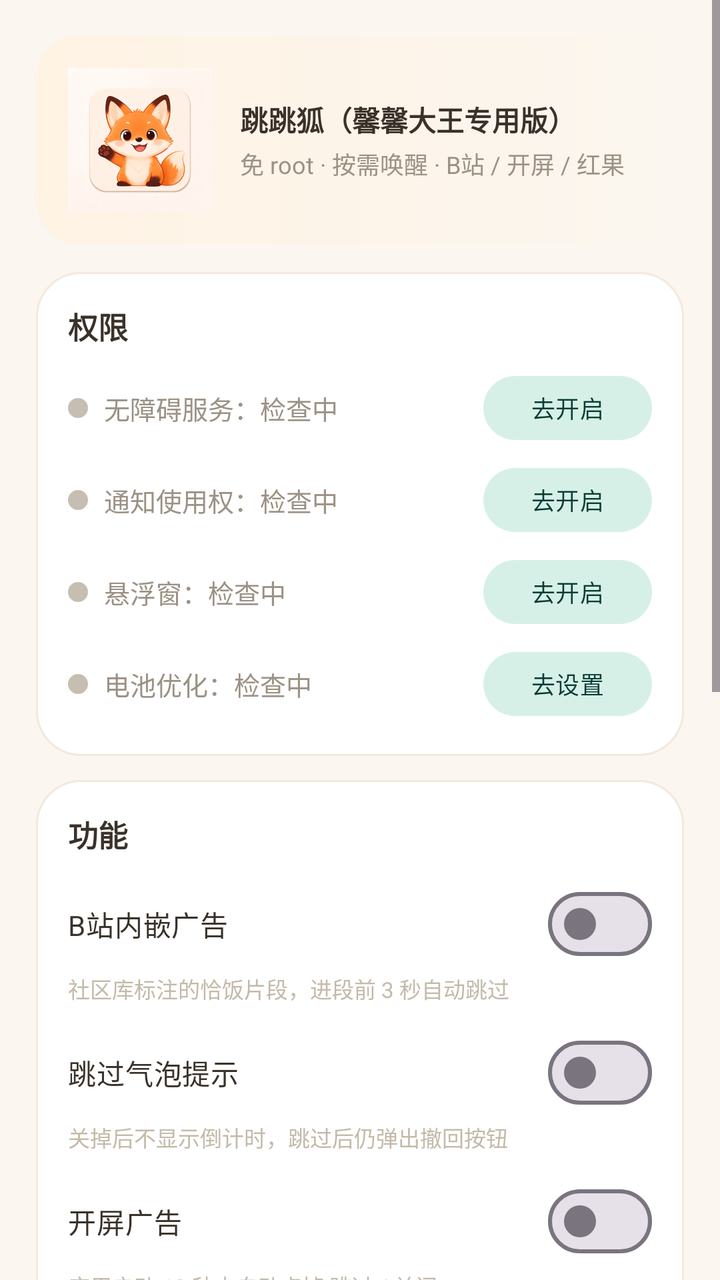
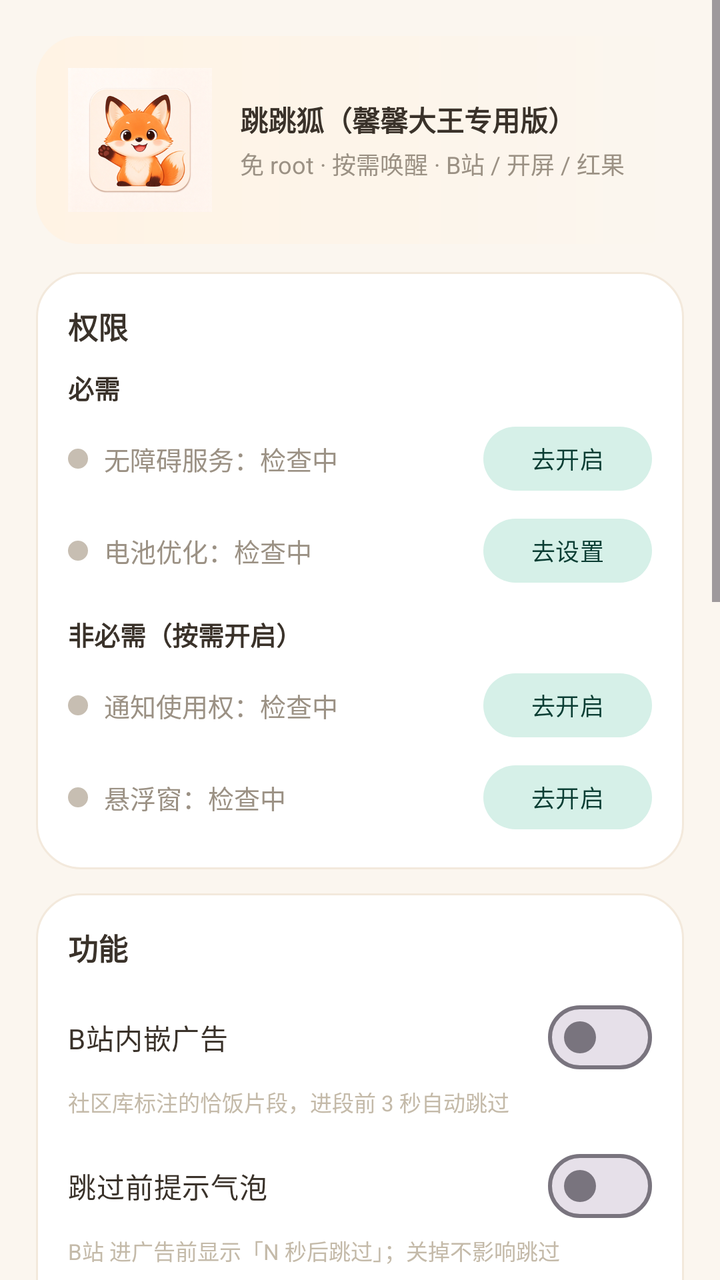

Before-and-after screenshots of an Android layout around one commit, followed by the original layout XML and the change that was made.
<!-- AndroidManifest.xml: application theme Theme.HongGuoAdSkipper -->
<!-- res/layout/activity_main.xml -->
<?xml version="1.0" encoding="utf-8"?>
<ScrollView xmlns:android="http://schemas.android.com/apk/res/android"
    android:layout_width="match_parent"
    android:layout_height="match_parent"
    android:background="@color/bg"
    android:fillViewport="true">

    <LinearLayout
        android:layout_width="match_parent"
        android:layout_height="wrap_content"
        android:orientation="vertical"
        android:padding="18dp">

        
        <LinearLayout
            android:layout_width="match_parent"
            android:layout_height="wrap_content"
            android:background="@drawable/hero_bg"
            android:gravity="center_vertical"
            android:orientation="horizontal"
            android:padding="16dp">

            <ImageView
                android:layout_width="72dp"
                android:layout_height="72dp"
                android:contentDescription="@string/app_name"
                android:src="@mipmap/ic_launcher_foreground" />

            <LinearLayout
                android:layout_width="0dp"
                android:layout_height="wrap_content"
                android:layout_marginStart="14dp"
                android:layout_weight="1"
                android:orientation="vertical">

                
                <TextView
                    android:layout_width="wrap_content"
                    android:layout_height="wrap_content"
                    android:autoSizeMaxTextSize="20sp"
                    android:autoSizeMinTextSize="13sp"
                    android:autoSizeTextType="uniform"
                    android:maxLines="1"
                    android:text="@string/app_title"
                    android:textColor="@color/text_primary"
                    android:textStyle="bold" />

                <TextView
                    android:layout_width="wrap_content"
                    android:layout_height="wrap_content"
                    android:layout_marginTop="3dp"
                    android:text="免 root · 按需唤醒 · B站 / 开屏 / 红果"
                    android:textColor="@color/text_secondary"
                    android:textSize="12sp" />
            </LinearLayout>
        </LinearLayout>

        
        <LinearLayout
            android:layout_width="match_parent"
            android:layout_height="wrap_content"
            android:layout_marginTop="14dp"
            android:background="@drawable/card_bg"
            android:orientation="vertical"
            android:padding="16dp">

            <TextView
                android:layout_width="wrap_content"
                android:layout_height="wrap_content"
                android:text="权限"
                android:textColor="@color/text_primary"
                android:textSize="15sp"
                android:textStyle="bold" />

            <LinearLayout
                android:layout_width="match_parent"
                android:layout_height="wrap_content"
                android:layout_marginTop="10dp"
                android:gravity="center_vertical"
                android:orientation="horizontal">

                <View
                    android:id="@+id/dot_a11y"
                    android:layout_width="10dp"
                    android:layout_height="10dp"
                    android:layout_marginEnd="8dp"
                    android:background="@drawable/dot_gray" />

                <TextView
                    android:id="@+id/tv_a11y_status"
                    android:layout_width="0dp"
                    android:layout_height="wrap_content"
                    android:layout_weight="1"
                    android:text="无障碍服务：检查中"
                    android:textColor="@color/text_secondary"
                    android:textSize="13sp" />

                <com.google.android.material.button.MaterialButton
                    android:id="@+id/btn_a11y"
                    style="@style/Widget.Material3.Button.TonalButton"
                    android:layout_width="wrap_content"
                    android:layout_height="40dp"
                    android:minWidth="0dp"
                    android:text="去开启"
                    android:textSize="12sp" />
            </LinearLayout>

            <LinearLayout
                android:layout_width="match_parent"
                android:layout_height="wrap_content"
                android:layout_marginTop="6dp"
                android:gravity="center_vertical"
                android:orientation="horizontal">

                <View
                    android:id="@+id/dot_nls"
                    android:layout_width="10dp"
                    android:layout_height="10dp"
                    android:layout_marginEnd="8dp"
                    android:background="@drawable/dot_gray" />

                <TextView
                    android:id="@+id/tv_nls_status"
                    android:layout_width="0dp"
                    android:layout_height="wrap_content"
                    android:layout_weight="1"
                    android:text="通知使用权：检查中"
                    android:textColor="@color/text_secondary"
                    android:textSize="13sp" />

                <com.google.android.material.button.MaterialButton
                    android:id="@+id/btn_nls"
                    style="@style/Widget.Material3.Button.TonalButton"
                    android:layout_width="wrap_content"
                    android:layout_height="40dp"
                    android:minWidth="0dp"
                    android:text="去开启"
                    android:textSize="12sp" />
            </LinearLayout>

            <LinearLayout
                android:layout_width="match_parent"
                android:layout_height="wrap_content"
                android:layout_marginTop="6dp"
                android:gravity="center_vertical"
                android:orientation="horizontal">

                <View
                    android:id="@+id/dot_overlay"
                    android:layout_width="10dp"
                    android:layout_height="10dp"
                    android:layout_marginEnd="8dp"
                    android:background="@drawable/dot_gray" />

                <TextView
                    android:id="@+id/tv_overlay_status"
                    android:layout_width="0dp"
                    android:layout_height="wrap_content"
                    android:layout_weight="1"
                    android:text="悬浮窗：检查中"
                    android:textColor="@color/text_secondary"
                    android:textSize="13sp" />

                <com.google.android.material.button.MaterialButton
                    android:id="@+id/btn_overlay"
                    style="@style/Widget.Material3.Button.TonalButton"
                    android:layout_width="wrap_content"
                    android:layout_height="40dp"
                    android:minWidth="0dp"
                    android:text="去开启"
                    android:textSize="12sp" />
            </LinearLayout>

            <LinearLayout
                android:layout_width="match_parent"
                android:layout_height="wrap_content"
                android:layout_marginTop="6dp"
                android:gravity="center_vertical"
                android:orientation="horizontal">

                <View
                    android:id="@+id/dot_battery"
                    android:layout_width="10dp"
                    android:layout_height="10dp"
                    android:layout_marginEnd="8dp"
                    android:background="@drawable/dot_gray" />

                <TextView
                    android:id="@+id/tv_battery_status"
                    android:layout_width="0dp"
                    android:layout_height="wrap_content"
                    android:layout_weight="1"
                    android:text="电池优化：检查中"
                    android:textColor="@color/text_secondary"
                    android:textSize="13sp" />

                <com.google.android.material.button.MaterialButton
                    android:id="@+id/btn_battery"
                    style="@style/Widget.Material3.Button.TonalButton"
                    android:layout_width="wrap_content"
                    android:layout_height="40dp"
                    android:minWidth="0dp"
                    android:text="去设置"
                    android:textSize="12sp" />
            </LinearLayout>
        </LinearLayout>

        
        <LinearLayout
            android:layout_width="match_parent"
            android:layout_height="wrap_content"
            android:layout_marginTop="12dp"
            android:background="@drawable/card_bg"
            android:orientation="vertical"
            android:padding="16dp">

            <TextView
                android:layout_width="wrap_content"
                android:layout_height="wrap_content"
                android:text="功能"
                android:textColor="@color/text_primary"
                android:textSize="15sp"
                android:textStyle="bold" />

            <com.google.android.material.materialswitch.MaterialSwitch
                android:id="@+id/sw_bili"
                android:layout_width="match_parent"
                android:layout_height="wrap_content"
                android:layout_marginTop="10dp"
                android:text="B站内嵌广告"
                android:textColor="@color/text_primary"
                android:textSize="14sp" />

            <TextView
                android:layout_width="wrap_content"
                android:layout_height="wrap_content"
                android:text="社区库标注的恰饭片段，进段前 3 秒自动跳过"
                android:textColor="@color/text_hint"
                android:textSize="11sp" />

            <com.google.android.material.materialswitch.MaterialSwitch
                android:id="@+id/sw_bubble"
                android:layout_width="match_parent"
                android:layout_height="wrap_content"
                android:layout_marginTop="10dp"
                android:text="跳过气泡提示"
                android:textColor="@color/text_primary"
                android:textSize="14sp" />

            <TextView
                android:layout_width="wrap_content"
                android:layout_height="wrap_content"
                android:text="关掉后不显示倒计时，跳过后仍弹出撤回按钮"
                android:textColor="@color/text_hint"
                android:textSize="11sp" />

            <com.google.android.material.materialswitch.MaterialSwitch
                android:id="@+id/sw_splash"
                android:layout_width="match_parent"
                android:layout_height="wrap_content"
                android:layout_marginTop="10dp"
                android:text="开屏广告"
                android:textColor="@color/text_primary"
                android:textSize="14sp" />

            <TextView
                android:layout_width="wrap_content"
                android:layout_height="wrap_content"
                android:text="应用启动 10 秒内自动点掉 跳过 / 关闭"
                android:textColor="@color/text_hint"
                android:textSize="11sp" />

            <com.google.android.material.materialswitch.MaterialSwitch
                android:id="@+id/sw_hongguo"
                android:layout_width="match_parent"
                android:layout_height="wrap_content"
                android:layout_marginTop="10dp"
                android:text="红果 / 抖音 信息流广告"
                android:textColor="@color/text_primary"
                android:textSize="14sp" />

            <TextView
                android:layout_width="wrap_content"
                android:layout_height="wrap_content"
                android:text="红果短剧、抖音信息流检测到「广告」标识时自动上滑"
                android:textColor="@color/text_hint"
                android:textSize="11sp" />

            <View
                android:layout_width="match_parent"
                android:layout_height="1dp"
                android:layout_marginTop="12dp"
                android:background="@color/bg_card_stroke" />

            <TextView
                android:id="@+id/tv_perf_label"
                android:layout_width="wrap_content"
                android:layout_height="wrap_content"
                android:layout_marginTop="12dp"
                android:text="检测节奏：跳广告速度 ⟷ 省电"
                android:textColor="@color/text_primary"
                android:textSize="14sp" />

            <TextView
                android:id="@+id/tv_perf_hint"
                android:layout_width="wrap_content"
                android:layout_height="wrap_content"
                android:text="拉向左边更省电；拉向右边响应更快"
                android:textColor="@color/text_hint"
                android:textSize="11sp" />

            <SeekBar
                android:id="@+id/sb_perf"
                android:layout_width="match_parent"
                android:layout_height="wrap_content"
                android:layout_marginTop="4dp"
                android:max="100" />
        </LinearLayout>

        
        <LinearLayout
            android:layout_width="match_parent"
            android:layout_height="wrap_content"
            android:layout_marginTop="12dp"
            android:background="@drawable/card_bg"
            android:orientation="vertical"
            android:padding="16dp">

            <TextView
                android:layout_width="wrap_content"
                android:layout_height="wrap_content"
                android:text="运行状态"
                android:textColor="@color/text_primary"
                android:textSize="15sp"
                android:textStyle="bold" />

            <TextView
                android:id="@+id/tv_bili_state"
                android:layout_width="match_parent"
                android:layout_height="wrap_content"
                android:layout_marginTop="8dp"
                android:lineSpacingExtra="2dp"
                android:text="B站：未在播放"
                android:textColor="@color/text_secondary"
                android:textSize="12sp" />

            <TextView
                android:id="@+id/tv_stats"
                android:layout_width="match_parent"
                android:layout_height="wrap_content"
                android:layout_marginTop="6dp"
                android:lineSpacingExtra="2dp"
                android:text="累计跳过：0"
                android:textColor="@color/text_secondary"
                android:textSize="12sp" />

            <TextView
                android:id="@+id/tv_power"
                android:layout_width="match_parent"
                android:layout_height="wrap_content"
                android:layout_marginTop="6dp"
                android:text="省电：只有 B站/红果/抖音在前台才读取界面；App 启动后 10 秒内检测开屏，其余时间休眠"
                android:textColor="@color/text_hint"
                android:textSize="11sp" />
        </LinearLayout>

        
        <LinearLayout
            android:layout_width="match_parent"
            android:layout_height="wrap_content"
            android:layout_marginTop="12dp"
            android:background="@drawable/card_bg"
            android:orientation="vertical"
            android:padding="16dp">

            <LinearLayout
                android:layout_width="match_parent"
                android:layout_height="wrap_content"
                android:gravity="center_vertical"
                android:orientation="horizontal">

                <TextView
                    android:layout_width="0dp"
                    android:layout_height="wrap_content"
                    android:layout_weight="1"
                    android:text="日志"
                    android:textColor="@color/text_primary"
                    android:textSize="15sp"
                    android:textStyle="bold" />

                <com.google.android.material.button.MaterialButton
                    android:id="@+id/btn_clear_log"
                    style="@style/Widget.Material3.Button.TextButton"
                    android:layout_width="wrap_content"
                    android:layout_height="36dp"
                    android:minWidth="0dp"
                    android:text="清空"
                    android:textSize="12sp" />
            </LinearLayout>

            <TextView
                android:id="@+id/tv_log"
                android:layout_width="match_parent"
                android:layout_height="wrap_content"
                android:layout_marginTop="4dp"
                android:fontFamily="monospace"
                android:lineSpacingExtra="2dp"
                android:text="等待事件…"
                android:textColor="@color/text_secondary"
                android:textSize="11sp" />
        </LinearLayout>

        
        <LinearLayout
            android:layout_width="match_parent"
            android:layout_height="wrap_content"
            android:layout_marginTop="14dp"
            android:orientation="horizontal">

            <com.google.android.material.button.MaterialButton
                android:id="@+id/btn_open_bili"
                android:layout_width="0dp"
                android:layout_height="48dp"
                android:layout_marginEnd="6dp"
                android:layout_weight="1"
                android:text="打开 B站" />

            <com.google.android.material.button.MaterialButton
                android:id="@+id/btn_open_hongguo"
                android:layout_width="0dp"
                android:layout_height="48dp"
                android:layout_marginStart="6dp"
                android:layout_weight="1"
                android:text="打开红果" />
        </LinearLayout>

        <TextView
            android:id="@+id/tv_version"
            android:layout_width="match_parent"
            android:layout_height="wrap_content"
            android:layout_marginTop="10dp"
            android:gravity="center"
            android:textColor="@color/text_hint"
            android:textSize="11sp" />
    </LinearLayout>
</ScrollView>
<!-- resources referenced by this layout -->
<resources>
  <color name="bg">#FFFBF6EF</color>
  <color name="bg_card_stroke">#FFF3E9DC</color>
  <color name="text_hint">#FFC4BAA9</color>
  <color name="text_primary">#FF3A322A</color>
  <color name="text_secondary">#FF9B9184</color>
  <!-- drawable card_bg (drawable) -->
  <?xml version="1.0" encoding="utf-8"?>
  <shape xmlns:android="http://schemas.android.com/apk/res/android"
      android:shape="rectangle">
      <solid android:color="@color/bg_card" />
      <corners android:radius="22dp" />
      <stroke
          android:width="1dp"
          android:color="@color/bg_card_stroke" />
  </shape>
  <!-- drawable dot_gray (drawable) -->
  <?xml version="1.0" encoding="utf-8"?>
  <shape xmlns:android="http://schemas.android.com/apk/res/android"
      android:shape="oval">
      <solid android:color="@color/dot_gray" />
      <size
          android:width="10dp"
          android:height="10dp" />
  </shape>
  <!-- drawable hero_bg (drawable) -->
  <?xml version="1.0" encoding="utf-8"?>
  <shape xmlns:android="http://schemas.android.com/apk/res/android"
      android:shape="rectangle">
      <gradient
          android:angle="0"
          android:startColor="@color/bg_hero_start"
          android:endColor="@color/bg_hero_end" />
      <corners android:radius="22dp" />
  </shape>
  <!-- mipmap ic_launcher_foreground: png bitmap (mipmap-hdpi, 34470 bytes) -->
  <string name="app_name">跳跳狐</string>
  <string name="app_title">跳跳狐（馨馨大王专用版）</string>
  <style name="Theme.HongGuoAdSkipper" parent="Theme.Material3.Light.NoActionBar">
          <item name="colorPrimary">@color/primary</item>
          <item name="colorPrimaryVariant">@color/primary_variant</item>
          <item name="colorSecondary">@color/accent</item>
          <item name="colorSecondaryVariant">@color/accent_variant</item>
          
          <item name="colorPrimaryContainer">#FFE8D5</item>
          <item name="colorOnPrimaryContainer">#6B3A0A</item>
          <item name="colorSecondaryContainer">#D6F0E8</item>
          <item name="colorOnSecondaryContainer">#0A3D33</item>
          <item name="colorOnPrimary">#FFFFFFFF</item>
          <item name="colorOnSecondary">#FFFFFFFF</item>
          <item name="android:colorBackground">@color/bg</item>
          <item name="android:statusBarColor">@color/bg</item>
          <item name="android:windowLightStatusBar">true</item>
      </style>
  <color name="bg_card">#FFFFFFFF</color>
  <color name="dot_gray">#FFC7BEB2</color>
  <color name="bg_hero_start">#FFFFF3E4</color>
  <color name="bg_hero_end">#FFFBF6EF</color>
  <color name="primary">#FFF97316</color>
  <color name="primary_variant">#FFE26410</color>
  <color name="accent">#FF22A98F</color>
  <color name="accent_variant">#FF1B8F79</color>
</resources>

<!-- the commit's change to res/layout/activity_main.xml (unified diff, before → after) -->
@@ -72,10 +72,19 @@
                 android:textSize="15sp"
                 android:textStyle="bold" />
 
-            <LinearLayout
-                android:layout_width="match_parent"
+            <TextView
+                android:layout_width="wrap_content"
                 android:layout_height="wrap_content"
                 android:layout_marginTop="10dp"
+                android:text="必需"
+                android:textColor="@color/text_primary"
+                android:textSize="13sp"
+                android:textStyle="bold" />
+
+            <LinearLayout
+                android:layout_width="match_parent"
+                android:layout_height="wrap_content"
+                android:layout_marginTop="6dp"
                 android:gravity="center_vertical"
                 android:orientation="horizontal">
 
@@ -113,6 +122,48 @@
                 android:orientation="horizontal">
 
                 <View
+                    android:id="@+id/dot_battery"
+                    android:layout_width="10dp"
+                    android:layout_height="10dp"
+                    android:layout_marginEnd="8dp"
+                    android:background="@drawable/dot_gray" />
+
+                <TextView
+                    android:id="@+id/tv_battery_status"
+                    android:layout_width="0dp"
+                    android:layout_height="wrap_content"
+                    android:layout_weight="1"
+                    android:text="电池优化：检查中"
+                    android:textColor="@color/text_secondary"
+                    android:textSize="13sp" />
+
+                <com.google.android.material.button.MaterialButton
+                    android:id="@+id/btn_battery"
+                    style="@style/Widget.Material3.Button.TonalButton"
+                    android:layout_width="wrap_content"
+                    android:layout_height="40dp"
+                    android:minWidth="0dp"
+                    android:text="去设置"
+                    android:textSize="12sp" />
+            </LinearLayout>
+
+            <TextView
+                android:layout_width="wrap_content"
+                android:layout_height="wrap_content"
+                android:layout_marginTop="12dp"
+                android:text="非必需（按需开启）"
+                android:textColor="@color/text_primary"
+                android:textSize="13sp"
+                android:textStyle="bold" />
+
+            <LinearLayout
+                android:layout_width="match_parent"
+                android:layout_height="wrap_content"
+                android:layout_marginTop="6dp"
+                android:gravity="center_vertical"
+                android:orientation="horizontal">
+
+                <View
                     android:id="@+id/dot_nls"
                     android:layout_width="10dp"
                     android:layout_height="10dp"
@@ -170,39 +221,6 @@
                     android:text="去开启"
                     android:textSize="12sp" />
             </LinearLayout>
-
-            <LinearLayout
-                android:layout_width="match_parent"
-                android:layout_height="wrap_content"
-                android:layout_marginTop="6dp"
-                android:gravity="center_vertical"
-                android:orientation="horizontal">
-
-                <View
-                    android:id="@+id/dot_battery"
-                    android:layout_width="10dp"
-                    android:layout_height="10dp"
-                    android:layout_marginEnd="8dp"
-                    android:background="@drawable/dot_gray" />
-
-                <TextView
-                    android:id="@+id/tv_battery_status"
-                    android:layout_width="0dp"
-                    android:layout_height="wrap_content"
-                    android:layout_weight="1"
-                    android:text="电池优化：检查中"
-                    android:textColor="@color/text_secondary"
-                    android:textSize="13sp" />
-
-                <com.google.android.material.button.MaterialButton
-                    android:id="@+id/btn_battery"
-                    style="@style/Widget.Material3.Button.TonalButton"
-                    android:layout_width="wrap_content"
-                    android:layout_height="40dp"
-                    android:minWidth="0dp"
-                    android:text="去设置"
-                    android:textSize="12sp" />
-            </LinearLayout>
         </LinearLayout>
 
         
@@ -243,14 +261,30 @@
                 android:layout_width="match_parent"
                 android:layout_height="wrap_content"
                 android:layout_marginTop="10dp"
-                android:text="跳过气泡提示"
+                android:text="跳过前提示气泡"
                 android:textColor="@color/text_primary"
                 android:textSize="14sp" />
 
             <TextView
                 android:layout_width="wrap_content"
                 android:layout_height="wrap_content"
-                android:text="关掉后不显示倒计时，跳过后仍弹出撤回按钮"
+                android:text="B站 进广告前显示「N 秒后跳过」；关掉不影响跳过"
+                android:textColor="@color/text_hint"
+                android:textSize="11sp" />
+
+            <com.google.android.material.materialswitch.MaterialSwitch
+                android:id="@+id/sw_undo_bubble"
+                android:layout_width="match_parent"
+                android:layout_height="wrap_content"
+                android:layout_marginTop="10dp"
+                android:text="撤回气泡"
+                android:textColor="@color/text_primary"
+                android:textSize="14sp" />
+
+            <TextView
+                android:layout_width="wrap_content"
+                android:layout_height="wrap_content"
+                android:text="跳过后弹「已跳过广告 · 撤回」；关掉后跳过照常，只是不能点撤回"
                 android:textColor="@color/text_hint"
                 android:textSize="11sp" />
 
@@ -297,7 +331,7 @@
                 android:layout_width="wrap_content"
                 android:layout_height="wrap_content"
                 android:layout_marginTop="12dp"
-                android:text="检测节奏：跳广告速度 ⟷ 省电"
+                android:text="识别速度（三档）"
                 android:textColor="@color/text_primary"
                 android:textSize="14sp" />
 
@@ -305,16 +339,47 @@
                 android:id="@+id/tv_perf_hint"
                 android:layout_width="wrap_content"
                 android:layout_height="wrap_content"
-                android:text="拉向左边更省电；拉向右边响应更快"
-                android:textColor="@color/text_hint"
-                android:textSize="11sp" />
-
-            <SeekBar
-                android:id="@+id/sb_perf"
-                android:layout_width="match_parent"
-                android:layout_height="wrap_content"
-                android:layout_marginTop="4dp"
-                android:max="100" />
+                android:text="稳更省电，快更快出手"
+                android:textColor="@color/text_hint"
+                android:textSize="11sp" />
+
+            <LinearLayout
+                android:layout_width="match_parent"
+                android:layout_height="wrap_content"
+                android:layout_marginTop="8dp"
+                android:orientation="horizontal">
+
+                <com.google.android.material.button.MaterialButton
+                    android:id="@+id/btn_speed_steady"
+                    style="@style/Widget.Material3.Button.TonalButton"
+                    android:layout_width="0dp"
+                    android:layout_height="44dp"
+                    android:layout_marginEnd="6dp"
+                    android:layout_weight="1"
+                    android:text="稳"
+                    android:textSize="13sp" />
+
+                <com.google.android.material.button.MaterialButton
+                    android:id="@+id/btn_speed_balanced"
+                    style="@style/Widget.Material3.Button.TonalButton"
+                    android:layout_width="0dp"
+                    android:layout_height="44dp"
+                    android:layout_marginStart="3dp"
+                    android:layout_marginEnd="3dp"
+                    android:layout_weight="1"
+                    android:text="平衡"
+                    android:textSize="13sp" />
+
+                <com.google.android.material.button.MaterialButton
+                    android:id="@+id/btn_speed_fast"
+                    style="@style/Widget.Material3.Button.TonalButton"
+                    android:layout_width="0dp"
+                    android:layout_height="44dp"
+                    android:layout_marginStart="6dp"
+                    android:layout_weight="1"
+                    android:text="快"
+                    android:textSize="13sp" />
+            </LinearLayout>
         </LinearLayout>
 
         
